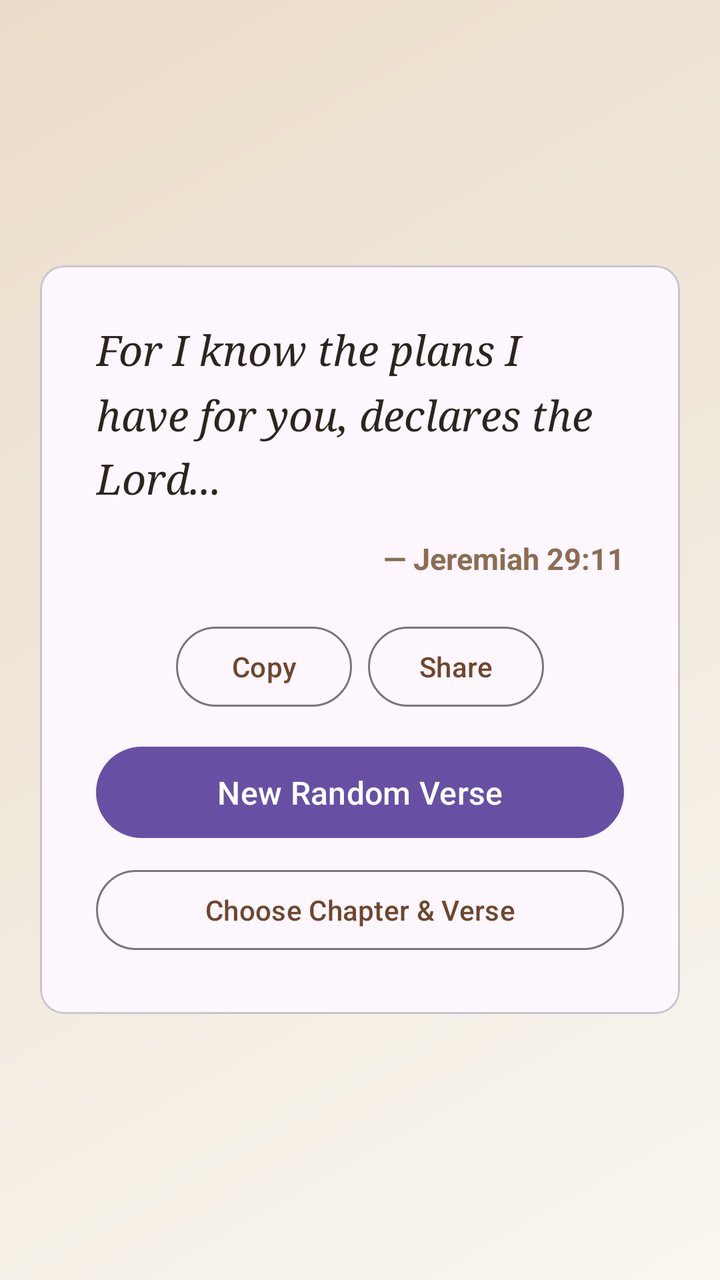
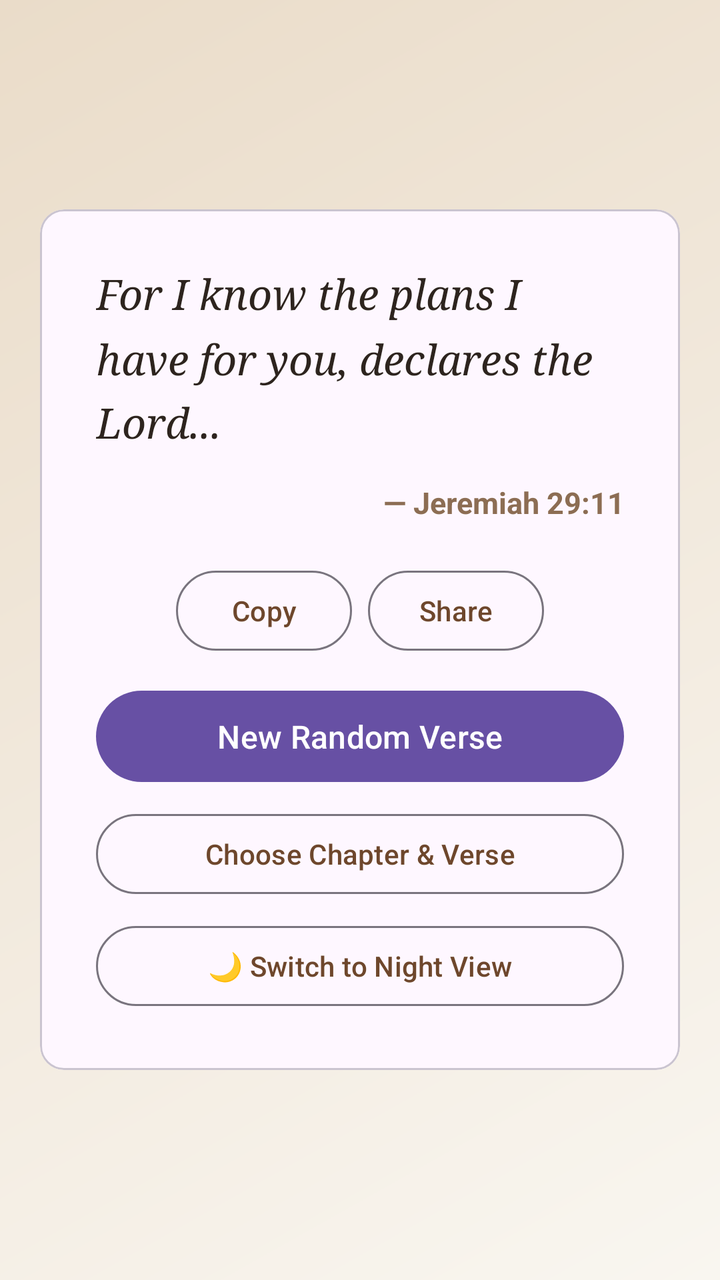

An Android layout rendered at two revisions. The XML below is the earlier revision; the diff shows what the commit changed to produce the second picture.
<!-- AndroidManifest.xml: application theme Theme.RandomBibleVerse -->
<!-- res/layout/activity_main.xml -->
<?xml version="1.0" encoding="utf-8"?>
<RelativeLayout xmlns:android="http://schemas.android.com/apk/res/android"
    xmlns:app="http://schemas.android.com/apk/auto"
    android:layout_width="match_parent"
    android:layout_height="match_parent"
    android:background="@drawable/bg_gradient">

    
    <com.google.android.material.card.MaterialCardView
        android:layout_width="match_parent"
        android:layout_height="wrap_content"
        android:layout_centerInParent="true"
        android:layout_margin="20dp"
        app:cardCornerRadius="20dp"
        app:cardElevation="8dp"
        app:cardBackgroundColor="#FFFFFF"
        app:strokeWidth="1dp"
        app:strokeColor="#E8E2D5">

        <LinearLayout
            android:layout_width="match_parent"
            android:layout_height="wrap_content"
            android:orientation="vertical"
            android:padding="28dp">

            
            <TextView
                android:id="@+id/tvVerseText"
                android:layout_width="match_parent"
                android:layout_height="wrap_content"
                android:text="For I know the plans I have for you, declares the Lord..."
                android:textSize="21sp"
                android:textColor="#2D241E"
                android:fontFamily="serif"
                android:lineSpacingMultiplier="1.3"
                android:textStyle="italic" />

            
            <TextView
                android:id="@+id/tvVerseRef"
                android:layout_width="match_parent"
                android:layout_height="wrap_content"
                android:layout_marginTop="16dp"
                android:text="— Jeremiah 29:11"
                android:textSize="15sp"
                android:textColor="#8C6D53"
                android:textStyle="bold"
                android:gravity="end" />

            
            <LinearLayout
                android:layout_width="match_parent"
                android:layout_height="wrap_content"
                android:layout_marginTop="20dp"
                android:orientation="horizontal"
                android:gravity="center">

                <com.google.android.material.button.MaterialButton
                    android:id="@+id/btnCopy"
                    style="?attr/materialButtonOutlinedStyle"
                    android:layout_width="wrap_content"
                    android:layout_height="wrap_content"
                    android:text="Copy"
                    android:textColor="#6E472C"
                    app:strokeColor="#6E472C"
                    android:layout_marginEnd="8dp" />

                <com.google.android.material.button.MaterialButton
                    android:id="@+id/btnShare"
                    style="?attr/materialButtonOutlinedStyle"
                    android:layout_width="wrap_content"
                    android:layout_height="wrap_content"
                    android:text="Share"
                    android:textColor="#6E472C"
                    app:strokeColor="#6E472C" />
            </LinearLayout>

            
            <com.google.android.material.button.MaterialButton
                android:id="@+id/btnRefresh"
                android:layout_width="match_parent"
                android:layout_height="wrap_content"
                android:layout_marginTop="12dp"
                android:text="New Random Verse"
                android:textSize="16sp"
                android:paddingVertical="12dp"
                app:backgroundTint="#6E472C"
                app:cornerRadius="12dp" />

            
            <com.google.android.material.button.MaterialButton
                android:id="@+id/btnSelectManual"
                style="?attr/materialButtonOutlinedStyle"
                android:layout_width="match_parent"
                android:layout_height="wrap_content"
                android:layout_marginTop="8dp"
                android:text="Choose Chapter &amp; Verse"
                android:textColor="#6E472C"
                app:strokeColor="#6E472C"
                app:cornerRadius="12dp" />

        </LinearLayout>
    </com.google.android.material.card.MaterialCardView>
</RelativeLayout>
<!-- resources referenced by this layout -->
<resources>
  <!-- drawable bg_gradient (drawable) -->
  <?xml version="1.0" encoding="utf-8"?>
  <shape xmlns:android="http://schemas.android.com/apk/res/android"
      android:shape="rectangle">
      <gradient
          android:angle="135"
          android:startColor="#F9F6F0"
          android:endColor="#EADcc9"
          android:type="linear" />
  </shape>
  <style name="Theme.RandomBibleVerse" parent="Theme.Material3.DayNight.NoActionBar">
          
      </style>
</resources>

<!-- the commit's change to res/layout/activity_main.xml (unified diff, before → after) -->
@@ -7,6 +7,7 @@
 
     
     <com.google.android.material.card.MaterialCardView
+        android:id="@+id/verseCard"
         android:layout_width="match_parent"
         android:layout_height="wrap_content"
         android:layout_centerInParent="true"
@@ -99,6 +100,18 @@
                 app:strokeColor="#6E472C"
                 app:cornerRadius="12dp" />
 
+            
+            <com.google.android.material.button.MaterialButton
+                android:id="@+id/btnToggleTheme"
+                style="?attr/materialButtonOutlinedStyle"
+                android:layout_width="match_parent"
+                android:layout_height="wrap_content"
+                android:layout_marginTop="8dp"
+                android:text="🌙 Switch to Night View"
+                android:textColor="#6E472C"
+                app:strokeColor="#6E472C"
+                app:cornerRadius="12dp" />
+
         </LinearLayout>
     </com.google.android.material.card.MaterialCardView>
 </RelativeLayout>
